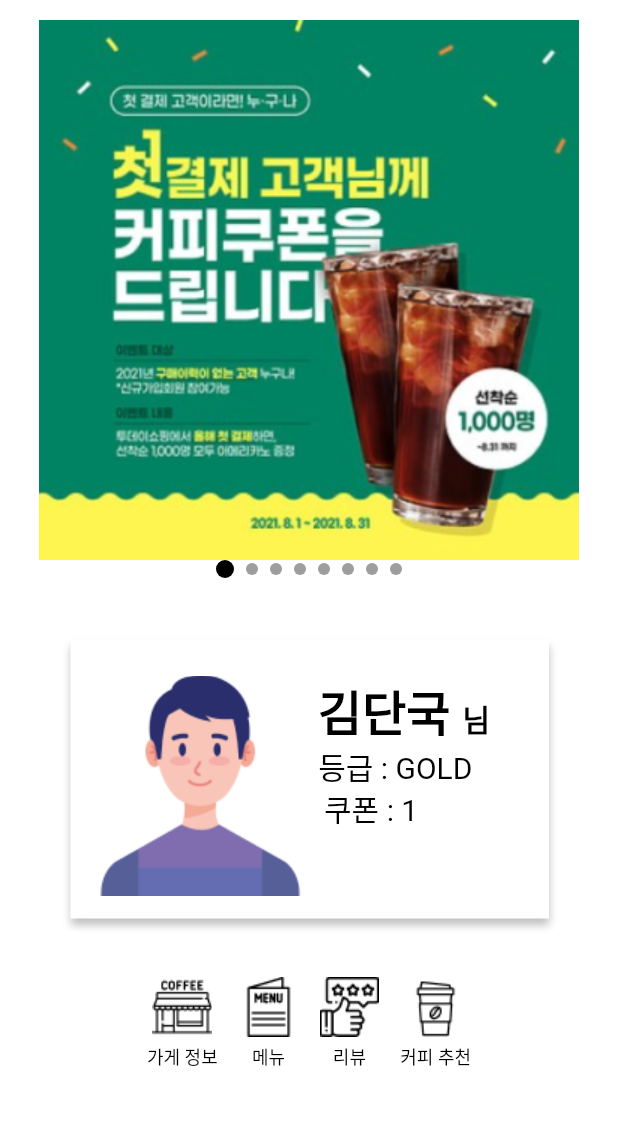
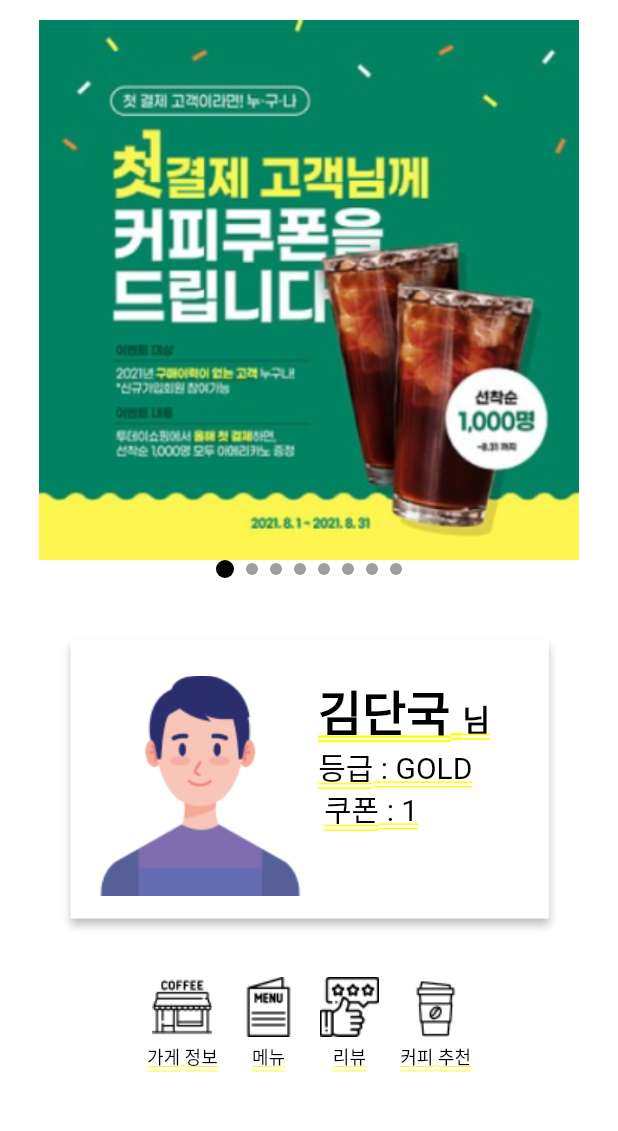
Before and after one commit to unanp2/Dankook_Coffee, a Flutter app: the screen it shows after launch, on a phone screen of 412 x 824 dp, the part 55-1186 px from its top. Run offline on Flutter 3.47's test engine with Material 3 defaults, Android fonts, the phone set to English and light mode, and no system bars; our stand-ins replace cached_network_image; Roboto replaces fonts that are missing (Black Han Sans, Goldman, Jua).

Commit message:
View edit2

```diff
--- a/lib/home_page.dart
+++ b/lib/home_page.dart
@@ -88,8 +88,12 @@ class _HomePageState extends State<HomePage> {
                       child: PageView(
                         controller: _pageController, // PageView를 제어하기 위한 컨트롤러
                         onPageChanged: _onPageChanged, // 페이지 변경 시 호출될 콜백 함수
-                        children: List.generate(_numPages, (index) {
-                          return Image.asset("assets/images/ad_image$index.png", fit: BoxFit.fill);
+                        children: List.generate(_numPages + 1, (index) {
+                          if (index == _numPages) {
+                            return Image.asset("assets/images/ad_image0.png", fit: BoxFit.fill);
+                          } else {
+                            return Image.asset("assets/images/ad_image$index.png", fit: BoxFit.fill);
+                          }
                         }),
                       ),
                     ),
@@ -148,7 +152,6 @@ class _HomePageState extends State<HomePage> {
                           fontSize: 20,
                           fontFamily: 'Jua',
                           fontWeight: FontWeight.w400,
-                          decoration: TextDecoration.none, // 노란색 줄 제거
                         ),
                       ),
                     ),
@@ -185,7 +188,6 @@ class _HomePageState extends State<HomePage> {
                               fontSize: 32,
                               fontFamily: 'Goldman',
                               fontWeight: FontWeight.w700,
-                              decoration: TextDecoration.none, // 노란색 줄 제거
                             ),
                           ),
                           TextSpan(
@@ -195,7 +197,6 @@ class _HomePageState extends State<HomePage> {
                               fontSize: 20,
                               fontFamily: 'Goldman',
                               fontWeight: FontWeight.w700,
-                              decoration: TextDecoration.none, // 노란색 줄 제거
                             ),
                           ),
                         ],
@@ -214,7 +215,6 @@ class _HomePageState extends State<HomePage> {
                         fontSize: 20,
                         fontFamily: 'Jua',
                         fontWeight: FontWeight.w400,
-                        decoration: TextDecoration.none, // 노란색 줄 제거
                       ),
                     ),
                   ),
@@ -268,7 +268,6 @@ class _HomePageState extends State<HomePage> {
             fontSize: 12,
             fontFamily: 'Sunflower',
             fontWeight: FontWeight.w500,
-            decoration: TextDecoration.none, // 노란색 줄 제거
           ),
         ),
       ],
```
